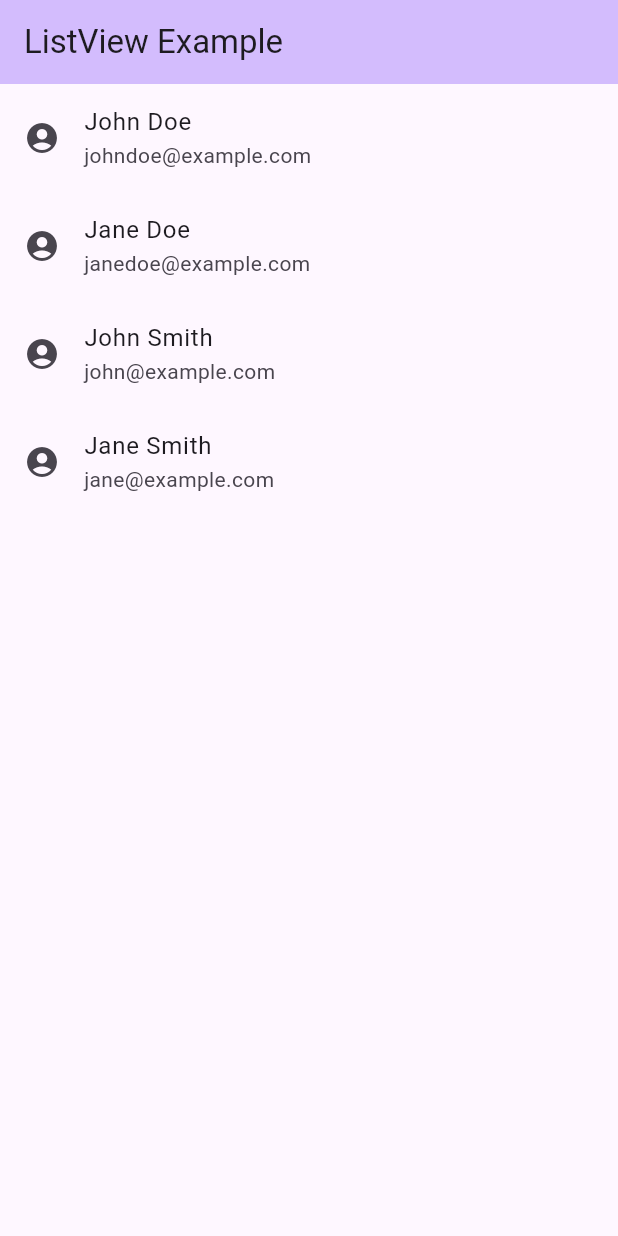
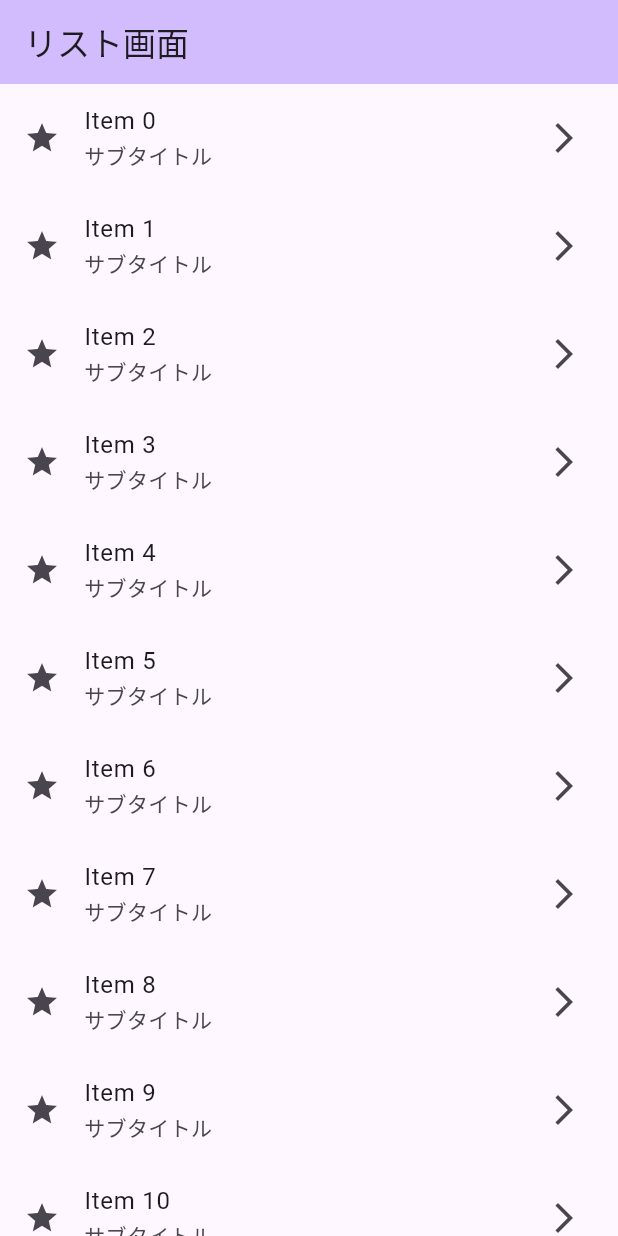
Before and after one commit to chamo112/list_app, a Flutter app: the screen it shows after launch, on a phone screen of 412 x 824 dp. Run offline on Flutter 3.47's test engine with Material 3 defaults, Android fonts, the phone set to English and light mode, and no system bars.

Commit message:
update: リスト追加

```diff
--- a/apps/lib/main.dart
+++ b/apps/lib/main.dart
@@ -1,8 +1,12 @@
 import 'package:flutter/material.dart';
 
-void main() => runApp(MyApp());
+import 'next_page.dart';
+
+void main() => runApp(const MyApp());
 
 class MyApp extends StatelessWidget {
+  const MyApp({super.key});
+
   @override
   Widget build(BuildContext context) {
     return MaterialApp(
@@ -13,111 +17,66 @@ class MyApp extends StatelessWidget {
         useMaterial3: true,
       ),
       routes: {
-        '/': (context) => const HomeScreen(),
+        '/': (context) => HomeScreen(),
       },
     );
   }
 }
 
 class HomeScreen extends StatelessWidget {
-  const HomeScreen({super.key});
+  final items = List<String>.generate(10000, (i) => 'Item $i');
+
+  HomeScreen({super.key});
 
   @override
   build(BuildContext context) {
     return Scaffold(
-      appBar: AppBar(
-        backgroundColor: Theme.of(context).colorScheme.inversePrimary,
-        title: const Text('ListView Example'),
-      ),
-      body: ListView(
-        children: const [
-          ListTile(
-            leading: Icon(Icons.account_circle),
-            title: Text('John Doe'),
-            subtitle: Text('johndoe@example.com'),
+        appBar: AppBar(
+          backgroundColor: Theme.of(context).colorScheme.inversePrimary,
+          title: const Text('リスト画面'),
+        ),
+        body: SizedBox(
+          width: double.infinity,
+          child: ListView.builder(
+            itemCount: items.length,
+            itemBuilder: (context, index) {
+              return MyListItem(
+                title: items[index],
+                subtitle: 'サブタイトル',
+                iconData: Icons.star,
+              );
+            },
           ),
-          ListTile(
-            leading: Icon(Icons.account_circle),
-            title: Text('Jane Doe'),
-            subtitle: Text('janedoe@example.com'),
+        ));
+  }
+}
+
+class MyListItem extends StatelessWidget {
+  const MyListItem(
+      {super.key,
+      required this.title,
+      required this.subtitle,
+      required this.iconData});
+
+  final IconData iconData;
+  final String title;
+  final String subtitle;
+
+  @override
+  Widget build(BuildContext context) {
+    return ListTile(
+      leading: Icon(iconData),
+      title: Text(title),
+      subtitle: Text(subtitle),
+      trailing: const Icon(Icons.arrow_forward_ios),
+      onTap: () {
+        Navigator.push(
+          context,
+          MaterialPageRoute(
+            builder: (context) => NextPage(title),
           ),
-          ListTile(
-            leading: Icon(Icons.account_circle),
-            title: Text('John Smith'),
-            subtitle: Text('john@example.com'),
-          ),
-          ListTile(
-            leading: Icon(Icons.account_circle),
-            title: Text('Jane Smith'),
-            subtitle: Text('jane@example.com'),
-          ),
-        ],
-      ),
+        );
+      },
     );
   }
 }
-
-//
-// class ListApp extends StatelessWidget {
-//   const ListApp({super.key});
-//
-//   @override
-//   Widget build(BuildContext context) {
-//     return MaterialApp(
-//       title: 'Flutter Demo',
-//       theme: ThemeData(
-//         colorScheme: ColorScheme.fromSeed(seedColor: Colors.deepPurple),
-//         useMaterial3: true,
-//       ),
-//       home: const MyHomePage(title: 'Flutter Demo Home Page'),
-//     );
-//   }
-// }
-//
-// class MyHomePage extends StatefulWidget {
-//   const MyHomePage({super.key, required this.title});
-//
-//   final String title;
-//
-//   @override
-//   State<MyHomePage> createState() => _MyHomePageState();
-// }
-//
-// class _MyHomePageState extends State<MyHomePage> {
-//   int _counter = 0;
-//
-//   void _incrementCounter() {
-//     setState(() {
-//       _counter++;
-//     });
-//   }
-//
-//   @override
-//   Widget build(BuildContext context) {
-//     return Scaffold(
-//       appBar: AppBar(
-//         backgroundColor: Theme.of(context).colorScheme.inversePrimary,
-//         title: Text(widget.title),
-//       ),
-//       body: Center(
-//         child: Column(
-//           mainAxisAlignment: MainAxisAlignment.center,
-//           children: <Widget>[
-//             const Text(
-//               'You have pushed the button this many time:',
-//             ),
-//             Text(
-//               '$_counter',
-//               style: Theme.of(context).textTheme.headlineMedium,
-//             ),
-//           ],
-//         ),
-//       ),
-//       floatingActionButton: FloatingActionButton(
-//         onPressed: _incrementCounter,
-//         tooltip: 'Increment',
-//         child: const Icon(Icons.add),
-//       ),
-//     );
-//   }
-// }
--- /dev/null
+++ b/apps/lib/next_page.dart
@@ -0,0 +1,19 @@
+import 'package:flutter/material.dart';
+
+class NextPage extends StatelessWidget {
+  NextPage(this.label, {super.key});
+  String label;
+
+  @override
+  Widget build(BuildContext context) {
+    return Scaffold(
+      appBar: AppBar(
+        backgroundColor: Theme.of(context).colorScheme.inversePrimary,
+        title: const Text('次の画面'),
+      ),
+      body: Center(
+        child: Text(label),
+      ),
+    );
+  }
+}
```
